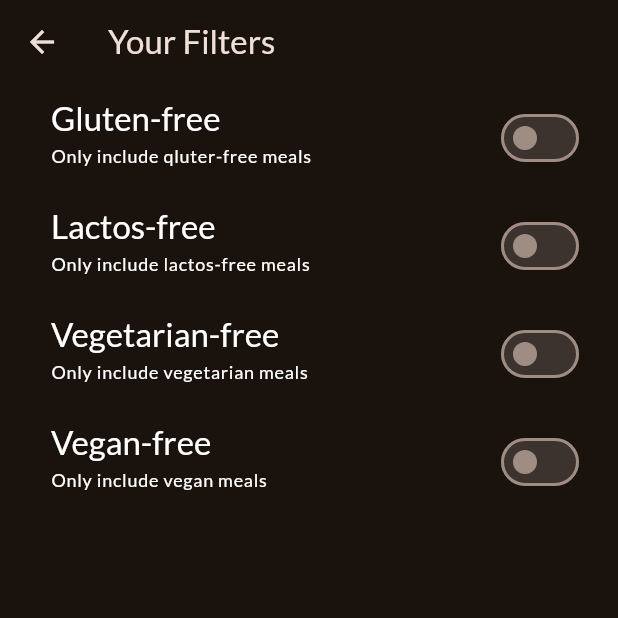
After one commit to manoharacharyaa/meals, a Flutter app: the FiltersScreen screen opened directly, on a phone screen of 412 x 824 dp, the top half of it. The commit adds this screen. Run offline on Flutter 3.47's test engine with Material 3 defaults, Android fonts, the phone set to English and light mode, and no system bars; our stand-ins replace google_fonts, transparent_image.

Commit message:
11. adding FiltersScreen with PopScope

```diff
--- /dev/null
+++ b/lib/screens/filters.dart
@@ -0,0 +1,142 @@
+import 'package:flutter/material.dart';
+
+enum Filter {
+  glutenFree,
+  lactoeFree,
+  vegetatian,
+  vegan,
+}
+
+class FiltersScreen extends StatefulWidget {
+  const FiltersScreen({super.key});
+
+  @override
+  State<FiltersScreen> createState() => _FiltersScreenState();
+}
+
+class _FiltersScreenState extends State<FiltersScreen> {
+  var _glutenFreeFilterSet = false;
+  var _lactosFreeFilterSet = false;
+  var _vegetarianFilterSet = false;
+  var _veganFilterSet = false;
+
+  @override
+  Widget build(BuildContext context) {
+    return Scaffold(
+      appBar: AppBar(
+        title: const Text('Your Filters'),
+      ),
+      body: WillPopScope(
+        onWillPop: () async {
+          Navigator.of(context).pop({
+            Filter.glutenFree: _glutenFreeFilterSet,
+            Filter.lactoeFree: _lactosFreeFilterSet,
+            Filter.vegetatian: _veganFilterSet,
+            Filter.vegan: _veganFilterSet,
+          });
+          return false;
+        },
+        child: Column(
+          children: [
+            SwitchListTile(
+              value: _glutenFreeFilterSet,
+              onChanged: (isChecked) {
+                setState(() {
+                  _glutenFreeFilterSet = isChecked;
+                });
+              },
+              title: Text(
+                'Gluten-free',
+                style: Theme.of(context)
+                    .textTheme
+                    .titleLarge!
+                    .copyWith(color: Colors.white),
+              ),
+              subtitle: Text(
+                'Only include qluter-free meals',
+                style: Theme.of(context)
+                    .textTheme
+                    .labelMedium!
+                    .copyWith(color: Colors.white),
+              ),
+              activeColor: Theme.of(context).colorScheme.tertiary,
+              contentPadding: const EdgeInsets.only(left: 34, right: 22),
+            ),
+            SwitchListTile(
+              value: _lactosFreeFilterSet,
+              onChanged: (isChecked) {
+                setState(() {
+                  _lactosFreeFilterSet = isChecked;
+                });
+              },
+              title: Text(
+                'Lactos-free',
+                style: Theme.of(context)
+                    .textTheme
+                    .titleLarge!
+                    .copyWith(color: Colors.white),
+              ),
+              subtitle: Text(
+                'Only include lactos-free meals',
+                style: Theme.of(context)
+                    .textTheme
+                    .labelMedium!
+                    .copyWith(color: Colors.white),
+              ),
+              activeColor: Theme.of(context).colorScheme.tertiary,
+              contentPadding: const EdgeInsets.only(left: 34, right: 22),
+            ),
+            SwitchListTile(
+              value: _vegetarianFilterSet,
+              onChanged: (isChecked) {
+                setState(() {
+                  _vegetarianFilterSet = isChecked;
+                });
+              },
+              title: Text(
+                'Vegetarian-free',
+                style: Theme.of(context)
+                    .textTheme
+                    .titleLarge!
+                    .copyWith(color: Colors.white),
+              ),
+              subtitle: Text(
+                'Only include vegetarian meals',
+                style: Theme.of(context)
+                    .textTheme
+                    .labelMedium!
+                    .copyWith(color: Colors.white),
+              ),
+              activeColor: Theme.of(context).colorScheme.tertiary,
+              contentPadding: const EdgeInsets.only(left: 34, right: 22),
+            ),
+            SwitchListTile(
+              value: _veganFilterSet,
+              onChanged: (isChecked) {
+                setState(() {
+                  _veganFilterSet = isChecked;
+                });
+              },
+              title: Text(
+                'Vegan-free',
+                style: Theme.of(context)
+                    .textTheme
+                    .titleLarge!
+                    .copyWith(color: Colors.white),
+              ),
+              subtitle: Text(
+                'Only include vegan meals',
+                style: Theme.of(context)
+                    .textTheme
+                    .labelMedium!
+                    .copyWith(color: Colors.white),
+              ),
+              activeColor: Theme.of(context).colorScheme.tertiary,
+              contentPadding: const EdgeInsets.only(left: 34, right: 22),
+            ),
+          ],
+        ),
+      ),
+    );
+  }
+}
--- a/lib/screens/tabs.dart
+++ b/lib/screens/tabs.dart
@@ -1,6 +1,7 @@
 import 'package:flutter/material.dart';
 import 'package:meals/models/meal.dart';
 import 'package:meals/screens/categories.dart';
+import 'package:meals/screens/filters.dart';
 import 'package:meals/screens/meals.dart';
 import 'package:meals/widgets/main_drawer.dart';
 
@@ -49,8 +50,16 @@ class _TabsScreenState extends State<TabsScreen> {
     }
   }
 
-  void _setScreen(String identifier) {
+  void _setScreen(String identifier) async {
+    Navigator.pop(context);
     if (identifier == 'filters') {
+      final result = await Navigator.push<Map<Filter, bool>>(
+        context,
+        MaterialPageRoute(
+          builder: (context) => const FiltersScreen(),
+        ),
+      );
+      print(result);
     } else {
       Navigator.pop(context);
     }
```
